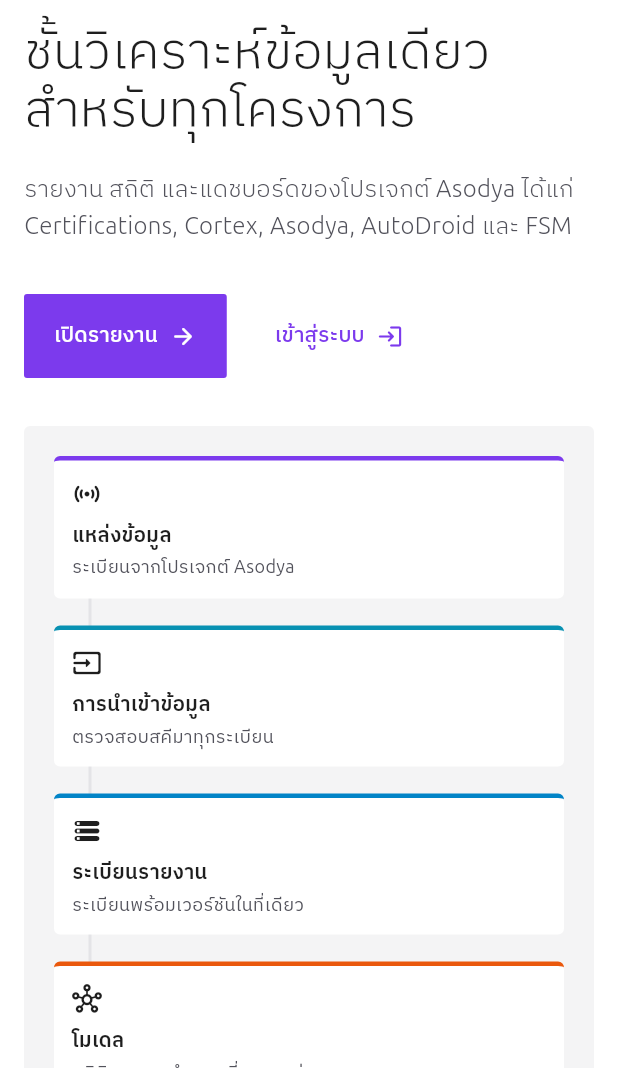
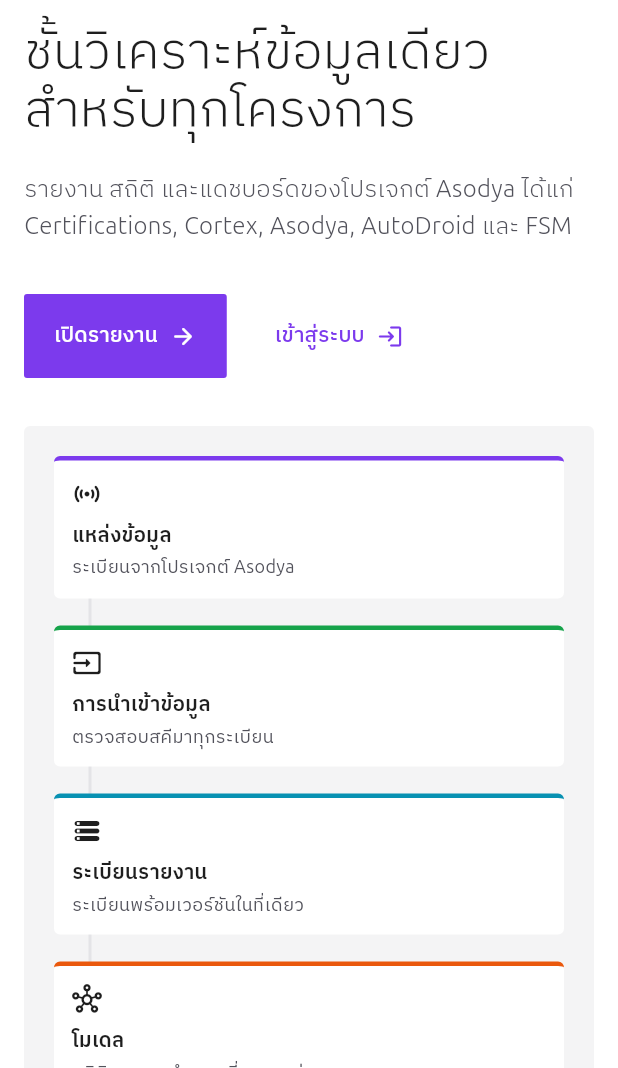
Before and after one commit to wilsonborba/reports, a Flutter app: the screen it shows after launch, after a tap on "PT", after a tap on "TH", after a tap on the "light mode" icon, on a phone screen of 412 x 824 dp, the part 168-1236 px from its top. Run offline on Flutter 3.47's test engine with Material 3 defaults, Android fonts, the light colour scheme and no system bars; our stand-ins replace fl_chart, go_router, pdf, shared_preferences, web; missing offline and left inert: dart:js_interop, encrypt, flutter_math_fork; accounts and stored records are empty; network calls fail.

Commit message:
fix(ui): asodya.com palette, lime with black and purple with white
The dark theme uses the neon lime with black, the light theme the purple
with white. Charts start with that main color and continue with the other
asodya.com colors (purple or green, orange, cyan, pink, yellow, violet,
teal), with no blue; both orders pass the dataviz colorblind and
normal-vision checks. The mini charts of a project tile and the science
illustrations use several slots, so the landing is not only purple and
green.

```diff
--- a/ui/lib/themes/reports_theme.dart
+++ b/ui/lib/themes/reports_theme.dart
@@ -1,9 +1,11 @@
 import 'package:flutter/material.dart';
 import 'report_palette.dart';
 
-/// Reports fallback theme in the asodya.com brand: charcoal and white surfaces, neon purple
-/// for actions, lime (dark) or cyan (light) for highlights, neon state colors. Text colors
-/// keep AA contrast: the dark accent is a lighter purple with dark text on it.
+/// Reports fallback theme in the asodya.com colors (domain repository, `my_theme.dart` and the
+/// landing): neon lime with black in the dark theme, neon purple with white in the light
+/// theme, and the other asodya.com neons (orange, cyan, pink, yellow, violet, teal) for
+/// charts and states. No blue. Chart orders pass the dataviz checks (colorblind separation
+/// and normal vision); the dark neons are brighter than the usual band on purpose (brand).
 class ReportsTheme {
   static const neonPurple = Color(0xFF8C52FF);
   static const neonLime = Color(0xFF6EFF00);
@@ -17,16 +19,16 @@
           border: Color(0xFF272D3D),
           textPrimary: Color(0xFFF4F4F5),
           textMuted: Color(0xFF9CA3AF),
-          accent: Color(0xFFA47BFF),
+          accent: neonLime,
           onAccent: Color(0xFF0B0C10),
-          highlight: neonLime,
+          highlight: Color(0xFFA47BFF),
           positive: Color(0xFF00E676),
           warning: Color(0xFFFFD60A),
           negative: Color(0xFFFF1744),
           info: neonCyan,
           caution: Color(0xFFFF9100),
-          // Validated categorical order (dataviz checks pass on dark surfaces).
-          series: [Color(0xFF3987E5), Color(0xFFD95926), Color(0xFF199E70), Color(0xFFC98500), Color(0xFFD55181), Color(0xFF008300), Color(0xFF9085E9), Color(0xFFE66767)],
+          // Lime, purple, orange, cyan, pink, yellow, violet, teal.
+          series: [neonLime, neonPurple, Color(0xFFFF9100), neonCyan, Color(0xFFFF4FA3), Color(0xFFFFD60A), Color(0xFFA201FF), Color(0xFF1DE9B6)],
           other: Color(0xFF6F6F6F),
         )
       : const ReportPalette(
@@ -38,14 +40,14 @@
           textMuted: Color(0xFF52525B),
           accent: Color(0xFF7C3AED),
           onAccent: Color(0xFFFFFFFF),
-          highlight: Color(0xFF0891B2),
+          highlight: Color(0xFF16A34A),
           positive: Color(0xFF16A34A),
-          warning: Color(0xFFEAB308),
+          warning: Color(0xFFCA8A04),
           negative: Color(0xFFDC2626),
-          info: Color(0xFF0284C7),
+          info: Color(0xFF0891B2),
           caution: Color(0xFFEA580C),
-          // Validated categorical order (dataviz checks pass on light surfaces).
-          series: [Color(0xFF2A78D6), Color(0xFFEB6834), Color(0xFF1BAF7A), Color(0xFFEDA100), Color(0xFFE87BA4), Color(0xFF008300), Color(0xFF6250D6), Color(0xFFE34948)],
+          // Purple, green, cyan, orange, teal, violet, pink, amber.
+          series: [Color(0xFF7C3AED), Color(0xFF16A34A), Color(0xFF0891B2), Color(0xFFEA580C), Color(0xFF0D9488), Color(0xFFA201FF), Color(0xFFDB2777), Color(0xFFCA8A04)],
           other: Color(0xFFA8A8A8),
         );
 }
--- a/ui/lib/widgets/landing/project_tile.dart
+++ b/ui/lib/widgets/landing/project_tile.dart
@@ -104,11 +104,13 @@
                   items: s.chartsByReport,
                   format: (v) => '$v',
                   moreLabel: context.tr('more_reports', {'n': '${s.chartsByReport.length - 4}'}),
+                  slot: 2,
                 ),
               ),
               MiniChartFrame(
                 title: context.tr('rows_per_day'),
                 child: Sparkline(
+                  slot: 3,
                   days: s.rowsByDay,
                   tooltip: s.rowsByDay.isEmpty
                       ? ''
```
Also changed, not shown: ui/lib/widgets/landing/mini_charts.dart (+10 -4 lines), ui/lib/widgets/public/science_charts.dart (+5 -5 lines), 1 other file.
